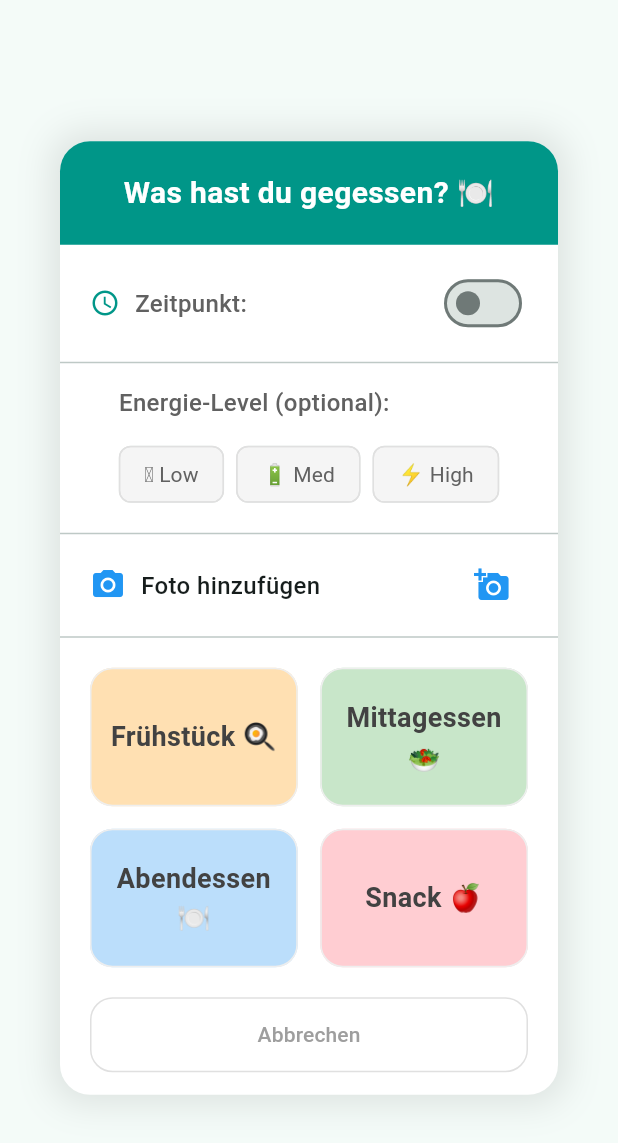
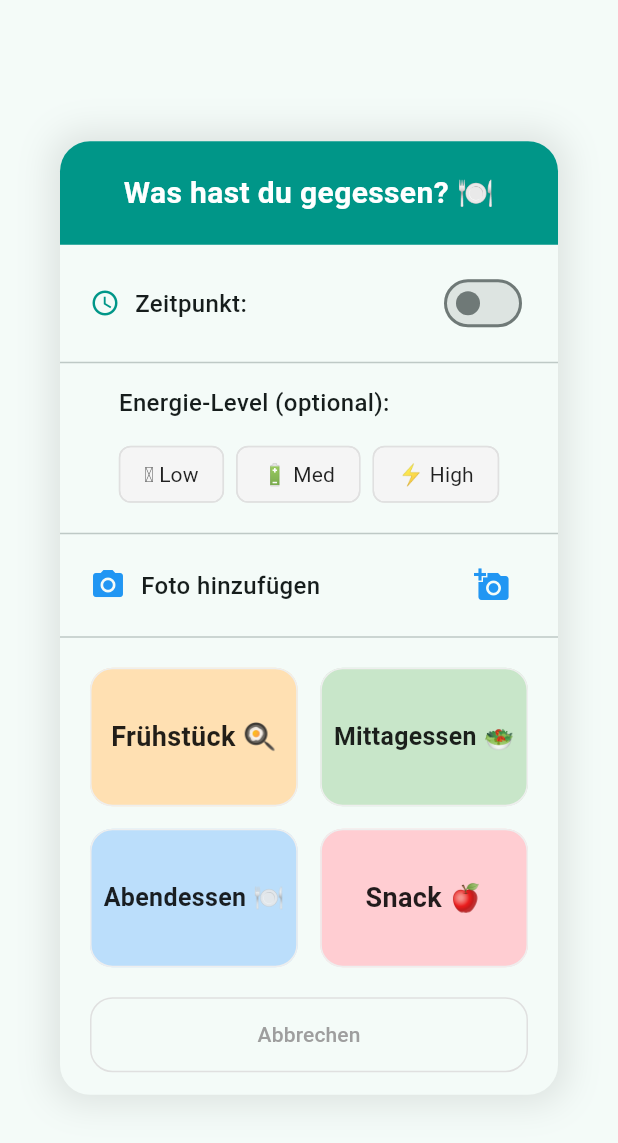
Before and after one commit to Addereum/mealBox, a Flutter app: the MealDialog widget shown alone on an empty page, opened directly with empty values, on a phone screen of 412 x 824 dp. Shown: the top 1143 px of the screen. Run offline on Flutter 3.47's test engine with Material 3 defaults, Android fonts, the light colour scheme and no system bars; drawn by our look-alikes of dynamic_color; our stand-ins replace confetti, file_picker, flutter_local_notifications, hive, hive_flutter, image_picker and 3 more; missing offline and left inert: home_widget; accounts and stored records are empty.

Commit message:
fix: MealDialog layout overflow and dark mode contrast

```diff
--- a/lib/widgets/meal_dialog.dart
+++ b/lib/widgets/meal_dialog.dart
@@ -102,7 +102,7 @@ class _MealDialogState extends State<MealDialog> {
       child: Container(
         constraints: BoxConstraints(maxWidth: 400),
         decoration: BoxDecoration(
-          color: Colors.white,
+          color: Theme.of(context).colorScheme.surface,
           borderRadius: BorderRadius.circular(20),
           boxShadow: [
             BoxShadow(
@@ -112,6 +112,7 @@ class _MealDialogState extends State<MealDialog> {
             ),
           ],
         ),
+        child: SingleChildScrollView(
           child: Column(
             mainAxisSize: MainAxisSize.min,
             children: [
@@ -151,7 +152,7 @@ class _MealDialogState extends State<MealDialog> {
                         style: TextStyle(
                           fontSize: 16,
                           fontWeight: FontWeight.w500,
-                          color: Colors.grey[700],
+                          color: Theme.of(context).colorScheme.onSurface,
                         ),
                       ),
                       Spacer(),
@@ -239,7 +240,7 @@ class _MealDialogState extends State<MealDialog> {
                     style: TextStyle(
                       fontSize: 16,
                       fontWeight: FontWeight.w500,
-                      color: Colors.grey[700],
+                      color: Theme.of(context).colorScheme.onSurface,
                     ),
                   ),
                   SizedBox(height: 12),
@@ -267,7 +268,7 @@ class _MealDialogState extends State<MealDialog> {
                     SizedBox(width: 10),
                     Text(
                       'Medikamente genommen?',
-                      style: TextStyle(fontSize: 16, fontWeight: FontWeight.w500),
+                      style: TextStyle(fontSize: 16, fontWeight: FontWeight.w500, color: Theme.of(context).colorScheme.onSurface),
                     ),
                     Spacer(),
                     Switch(
@@ -291,7 +292,7 @@ class _MealDialogState extends State<MealDialog> {
                   SizedBox(width: 10),
                   Text(
                     'Foto hinzufügen',
-                    style: TextStyle(fontSize: 16, fontWeight: FontWeight.w500),
+                    style: TextStyle(fontSize: 16, fontWeight: FontWeight.w500, color: Theme.of(context).colorScheme.onSurface),
                   ),
                   Spacer(),
                   if (_imagePath != null)
@@ -369,6 +370,7 @@ class _MealDialogState extends State<MealDialog> {
           ],
         ),
       ),
+      ),
     );
   }
 
@@ -388,7 +390,7 @@ class _MealDialogState extends State<MealDialog> {
         color: isSelected ? color[300]! : Colors.grey[300]!,
       ),
       labelStyle: TextStyle(
-        color: isSelected ? color[900] : Colors.grey[700],
+        color: isSelected ? color[900] : Colors.black87,
         fontWeight: isSelected ? FontWeight.bold : FontWeight.normal,
       ),
     );
@@ -411,13 +413,16 @@ class _MealDialogState extends State<MealDialog> {
             children: [
               Padding(
                 padding: const EdgeInsets.symmetric(horizontal: 8.0),
+                child: FittedBox(
+                  fit: BoxFit.scaleDown,
                   child: Text(
                     label,
                     textAlign: TextAlign.center,
                     style: TextStyle(
                       fontSize: 18,
                       fontWeight: FontWeight.w600,
-                    color: Colors.grey[800],
+                      color: Colors.black87,
+                    ),
                   ),
                 ),
               ),
```
Lines whose indentation alone changed are shown as unchanged.
